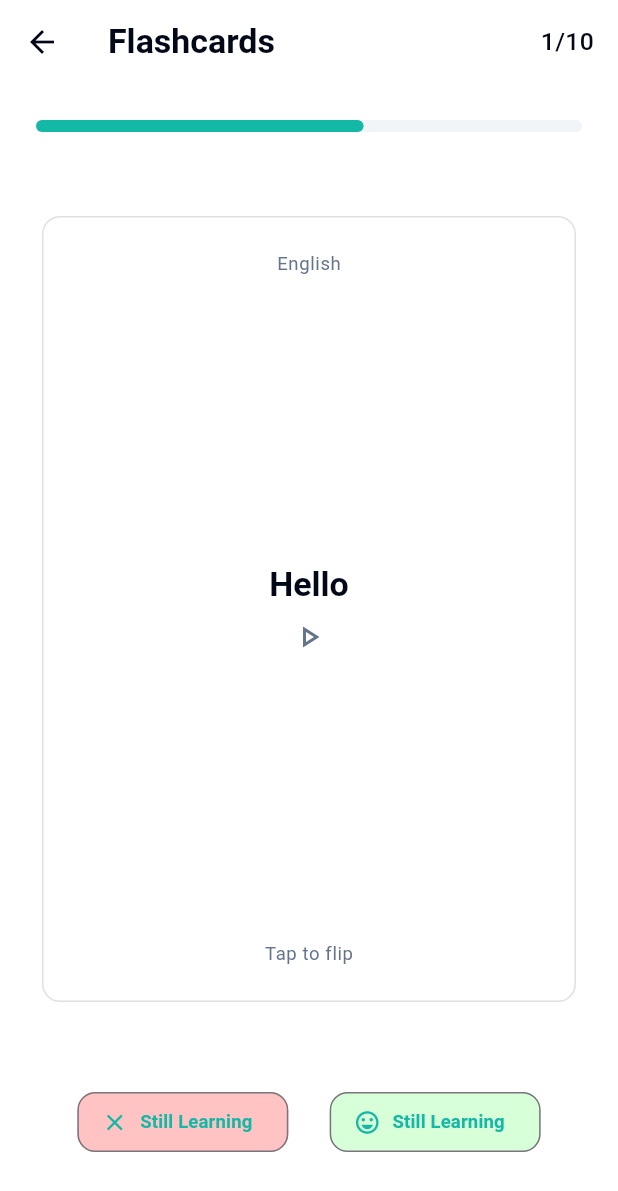
After one commit to USardorB/flashcards, a Flutter app: the screen it shows after launch, item 3 of the bottom bar chosen, scrolled down 183 dp, after a tap on "Flashcards", on a phone screen of 412 x 824 dp. The commit adds this screen. Shown: the top 1191 px of the screen. Run offline on Flutter 3.47's test engine with Material 3 defaults, Android fonts, the phone set to English and light mode, and no system bars.

Commit message:
flashcards animation

```diff
--- /dev/null
+++ b/lib/features/playground/presentation/pages/flashcards_page.dart
@@ -0,0 +1,159 @@
+import 'dart:math';
+
+import 'package:flashcards/features/playground/presentation/widgets/current_progress.dart';
+import 'package:flashcards/features/playground/presentation/widgets/flashcard.dart';
+import 'package:flashcards/features/playground/presentation/widgets/flashcard_actions.dart';
+import 'package:flutter/material.dart';
+
+class FlashcardsPage extends StatefulWidget {
+  const FlashcardsPage({super.key});
+
+  @override
+  State<FlashcardsPage> createState() => _FlashcardsPageState();
+}
+
+class _FlashcardsPageState extends State<FlashcardsPage>
+    with TickerProviderStateMixin {
+  late AnimationController _flipController;
+  bool _isFront = true;
+
+  Offset _position = Offset.zero;
+  late AnimationController _swipeController;
+  late Animation<Offset> _animation;
+
+  @override
+  Widget build(BuildContext context) {
+    final rotation = _position.dx / 300;
+
+    return Scaffold(
+      appBar: AppBar(
+        title: Text('Flashcards'),
+        actionsPadding: EdgeInsets.only(right: 16),
+        actions: [Text('1/10')],
+      ),
+      body: Padding(
+        padding: EdgeInsets.symmetric(horizontal: 24),
+        child: Column(children: [
+          SizedBox(height: 24),
+          CurrentProgress(),
+          Spacer(),
+          GestureDetector(
+            onPanUpdate: _onPanUpdate,
+            onPanEnd: _onPanEnd,
+            child: Transform.translate(
+              offset: _position,
+              child: Transform.rotate(
+                alignment: Alignment.bottomCenter,
+                angle: rotation,
+                child: AnimatedBuilder(
+                  animation: _flipController,
+                  builder: (context, child) => Transform(
+                    alignment: Alignment.center,
+                    transform: Matrix4.identity()
+                      ..setEntry(3, 2, 0.001) // perspective
+                      ..rotateY(_flipController.value * pi),
+                    child: switch (_isFront) {
+                      false => Transform(
+                          alignment: Alignment.center,
+                          transform: Matrix4.identity()..rotateY(pi),
+                          child: child,
+                        ),
+                      true => child,
+                    },
+                  ),
+                  child: Flashcard(onTap: _flip),
+                ),
+              ),
+            ),
+          ),
+          Spacer(),
+          FlashcardActions(),
+          Spacer(),
+        ]),
+      ),
+    );
+  }
+
+  @override
+  void dispose() {
+    _flipController.dispose();
+    _swipeController.dispose();
+    super.dispose();
+  }
+
+  @override
+  void initState() {
+    _swipeController = AnimationController(vsync: this);
+
+    _flipController = AnimationController(
+      vsync: this,
+      duration: Durations.long2,
+    );
+    super.initState();
+  }
+
+  void _animateBack() {
+    _animation = Tween<Offset>(begin: _position, end: Offset.zero).animate(
+      CurvedAnimation(parent: _swipeController, curve: Curves.easeOut),
+    )..addListener(() {
+        setState(() {
+          _position = _animation.value;
+        });
+      });
+
+    _swipeController
+      ..duration = Durations.medium1
+      ..forward(from: 0);
+  }
+
+  void _animateOffscreen(Offset target) {
+    _animation = Tween<Offset>(begin: _position, end: target).animate(
+      CurvedAnimation(parent: _swipeController, curve: Curves.easeOut),
+    )..addListener(() {
+        setState(() {
+          _position = _animation.value;
+        });
+      });
+
+    _swipeController
+      ..duration = Durations.long4
+      ..forward(from: 0).whenComplete(() {
+        _resetCard();
+      });
+  }
+
+  void _flip() {
+    if (_isFront) {
+      _flipController.forward();
+    } else {
+      _flipController.reverse();
+    }
+    _isFront = !_isFront;
+  }
+
+  void _onPanEnd(DragEndDetails details) {
+    final screenWidth = MediaQuery.of(context).size.width;
+    final threshold = screenWidth * 0.3;
+
+    if (_position.dx > threshold) {
+      _animateOffscreen(Offset(screenWidth * 2, _position.dy));
+    } else if (_position.dx < -threshold) {
+      _animateOffscreen(Offset(-screenWidth * 2, _position.dy));
+    } else {
+      // Reset position
+      _animateBack();
+    }
+  }
+
+  void _onPanUpdate(DragUpdateDetails details) {
+    setState(() {
+      _position += details.delta;
+    });
+  }
+
+  void _resetCard() {
+    setState(() {
+      _position = Offset.zero;
+    });
+  }
+}
--- a/lib/features/playground/presentation/pages/playground_page.dart
+++ b/lib/features/playground/presentation/pages/playground_page.dart
@@ -1,3 +1,5 @@
+import 'package:flashcards/features/playground/presentation/pages/flashcards_page.dart';
+import 'package:flashcards/features/playground/presentation/pages/time_challenge_page.dart';
 import 'package:flashcards/features/playground/presentation/widgets/popular_sets_item.dart';
 import 'package:flashcards/features/playground/presentation/widgets/ready_to_practice_container.dart';
 import 'package:flutter/material.dart';
@@ -21,6 +23,14 @@ class PlaygroundPage extends StatelessWidget {
           mode: 'Classic',
           icon: Icons.local_grocery_store_outlined,
           color: Colors.amber,
+          onTap: () {
+            Navigator.push(
+              context,
+              MaterialPageRoute(
+                builder: (context) => FlashcardsPage(),
+              ),
+            );
+          },
         ),
         SizedBox(height: 8),
         PopularSetsItem(
@@ -36,6 +46,14 @@ class PlaygroundPage extends StatelessWidget {
           subtitle: 'Race against the clock',
           mode: 'Advanced',
           icon: Icons.hourglass_empty_rounded,
+          onTap: () {
+            Navigator.push(
+              context,
+              MaterialPageRoute(
+                builder: (context) => TimeChallengePage(),
+              ),
+            );
+          },
           color: Colors.red,
         ),
         SizedBox(height: 8),
--- /dev/null
+++ b/lib/features/playground/presentation/widgets/current_progress.dart
@@ -0,0 +1,16 @@
+import 'package:flutter/material.dart';
+
+class CurrentProgress extends StatelessWidget {
+  const CurrentProgress({
+    super.key,
+  });
+
+  @override
+  Widget build(BuildContext context) {
+    return LinearProgressIndicator(
+      value: .6,
+      minHeight: 8,
+      borderRadius: BorderRadius.circular(8),
+    );
+  }
+}
--- /dev/null
+++ b/lib/features/playground/presentation/widgets/flashcard.dart
@@ -0,0 +1,43 @@
+import 'package:flutter/material.dart';
+
+class Flashcard extends StatelessWidget {
+  final VoidCallback? onTap;
+  const Flashcard({
+    super.key,
+    this.onTap,
+  });
+
+  @override
+  Widget build(BuildContext context) {
+    return Card.outlined(
+      child: SizedBox(
+        height: MediaQuery.sizeOf(context).height - 300,
+        width: MediaQuery.sizeOf(context).width - 40,
+        child: InkWell(
+          onTap: onTap,
+          child: Padding(
+            padding: EdgeInsets.all(24),
+            child: Column(children: [
+              Text(
+                'English',
+                style: TextTheme.of(context).bodySmall,
+              ),
+              Spacer(),
+              Text(
+                'Hello',
+                style: TextTheme.of(context).titleLarge,
+              ),
+              SizedBox(height: 8),
+              Icon(Icons.play_arrow_outlined),
+              Spacer(),
+              Text(
+                'Tap to flip',
+                style: TextTheme.of(context).bodySmall,
+              ),
+            ]),
+          ),
+        ),
+      ),
+    );
+  }
+}
--- /dev/null
+++ b/lib/features/playground/presentation/widgets/flashcard_actions.dart
@@ -0,0 +1,44 @@
+import 'package:flutter/material.dart';
+
+// TODO eliminate this
+class FlashcardActions extends StatelessWidget {
+  const FlashcardActions({
+    super.key,
+  });
+
+  @override
+  Widget build(BuildContext context) {
+    return Row(mainAxisAlignment: MainAxisAlignment.spaceEvenly, children: [
+      OutlinedButton.icon(
+        style: ButtonStyle(
+          shape: WidgetStateProperty.fromMap({
+            WidgetState.any: RoundedRectangleBorder(
+              borderRadius: BorderRadius.circular(12),
+            ),
+          }),
+          backgroundColor: WidgetStatePropertyAll(
+            Color.fromARGB(255, 255, 0, 0).withAlpha(60),
+          ),
+        ),
+        onPressed: () {},
+        label: Text('Still Learning'),
+        icon: Icon(Icons.close),
+      ),
+      OutlinedButton.icon(
+        style: ButtonStyle(
+          shape: WidgetStateProperty.fromMap({
+            WidgetState.any: RoundedRectangleBorder(
+              borderRadius: BorderRadius.circular(12),
+            ),
+          }),
+          backgroundColor: WidgetStatePropertyAll(
+            Color.fromARGB(255, 0, 255, 8).withAlpha(40),
+          ),
+        ),
+        onPressed: () {},
+        label: Text('Still Learning'),
+        icon: Icon(Icons.sentiment_very_satisfied),
+      ),
+    ]);
+  }
+}
--- a/lib/features/playground/presentation/widgets/popular_sets_item.dart
+++ b/lib/features/playground/presentation/widgets/popular_sets_item.dart
@@ -6,6 +6,7 @@ class PopularSetsItem extends StatelessWidget {
   final String mode;
   final IconData icon;
   final Color color;
+  final VoidCallback? onTap;
   const PopularSetsItem({
     super.key,
     required this.title,
@@ -13,11 +14,13 @@ class PopularSetsItem extends StatelessWidget {
     required this.mode,
     required this.icon,
     required this.color,
+    this.onTap,
   });
 
   @override
   Widget build(BuildContext context) {
     return ListTile(
+      onTap: onTap,
       contentPadding: const EdgeInsets.symmetric(horizontal: 12),
       leading: CircleAvatar(
         backgroundColor: color.withAlpha(40),
--- /dev/null
+++ b/lib/features/playground/presentation/widgets/time_challenge_flashcard.dart
@@ -0,0 +1,46 @@
+import 'package:flutter/material.dart';
+
+class Flashcard extends StatelessWidget {
+  final VoidCallback? onTap;
+  const Flashcard({
+    super.key,
+    this.onTap,
+  });
+
+  @override
+  Widget build(BuildContext context) {
+    return Card.outlined(
+      margin: EdgeInsets.symmetric(vertical: 24),
+      child: SizedBox(
+        height: 230,
+        width: MediaQuery.sizeOf(context).width - 40,
+        child: InkWell(
+          child: Padding(
+            padding: EdgeInsets.all(24),
+            child: Column(children: [
+              Spacer(flex: 3),
+              Text(
+                'English',
+                style: TextTheme.of(context).bodySmall,
+              ),
+              Spacer(),
+              Text(
+                'Hello',
+                style: TextTheme.of(context).titleLarge,
+              ),
+              SizedBox(height: 8),
+              Icon(Icons.play_arrow_outlined),
+              Spacer(flex: 2),
+              Text(
+                'Tap to reveal the answer',
+                style: TextTheme.of(context).bodySmall,
+              ),
+              Spacer(flex: 3),
+              // TODO implememnt Correct incorrect buttons
+            ]),
+          ),
+        ),
+      ),
+    );
+  }
+}
--- a/lib/features/profile/presentation/widgets/learning_progress_item.dart
+++ b/lib/features/profile/presentation/widgets/learning_progress_item.dart
@@ -13,7 +13,7 @@ class LearningProgressItem extends StatelessWidget {
   @override
   Widget build(BuildContext context) {
     return Padding(
-      padding: const EdgeInsets.all(16).copyWith(bottom: 0),
+      padding: const EdgeInsets.all(16).copyWith(top: 0),
       child: Column(children: [
         Row(mainAxisAlignment: MainAxisAlignment.spaceBetween, children: [
           Text(
--- a/lib/flashcards_app.dart
+++ b/lib/flashcards_app.dart
@@ -15,7 +15,10 @@ class FlashcardsApp extends StatelessWidget {
     );
   }
 
-  Widget _builder(BuildContext context, Widget? child) {
+  Widget _builder(
+    BuildContext context,
+    Widget? child,
+  ) {
     return MediaQuery(
       data: MediaQuery.of(context).copyWith(
         textScaler: TextScaler.linear(MediaQuery.sizeOf(context).width / 400.0),
```
Also changed, not shown: lib/features/playground/presentation/pages/time_challenge_page.dart (added, +30 -0 lines), lib/features/playground/presentation/pages/matching_challenge_page.dart (added), lib/features/playground/presentation/pages/quize_page.dart (added), 16 other files.
